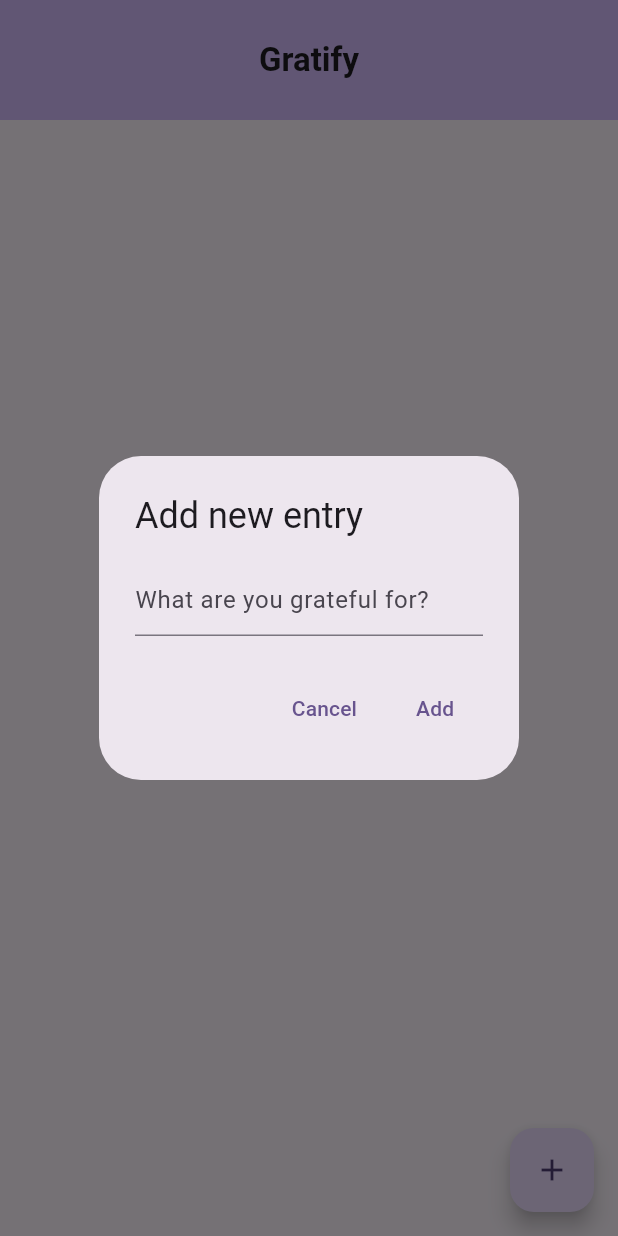
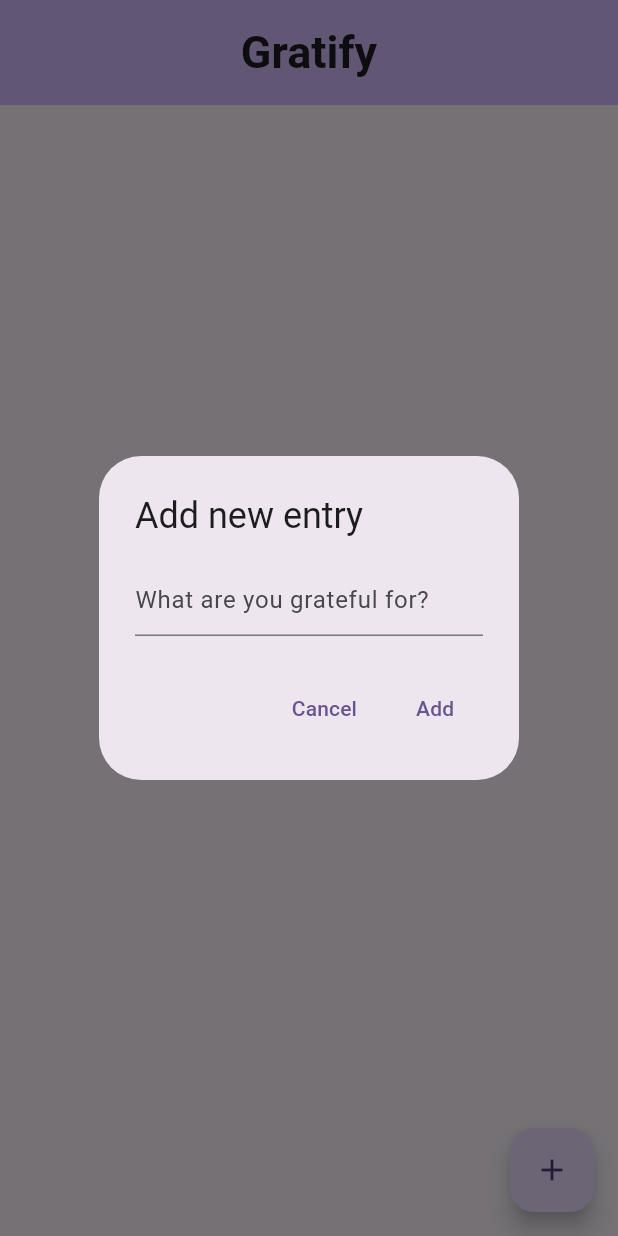
Before and after one commit to kushagra-xo/gratitude, a Flutter app: the screen it shows after launch, after a tap on the "add" icon, on a phone screen of 412 x 824 dp. Run offline on Flutter 3.47's test engine with Material 3 defaults, Android fonts, the phone set to English and light mode, and no system bars; drawn by our look-alikes of dynamic_color.

Commit message:
feat:(larsseit font)

```diff
--- a/lib/main.dart
+++ b/lib/main.dart
@@ -31,6 +31,7 @@ class MyApp extends StatelessWidget {
           darkTheme: ThemeData(
             colorScheme: darkScheme,
             useMaterial3: true,
+            fontFamily: 'Larsseit',
           ),
           themeMode: ThemeMode.system,
           home: const MyHomePage(title: 'Gratify'),
@@ -65,7 +66,7 @@ class MyHomePage extends StatefulWidget {
 }
 
 class _MyHomePageState extends State<MyHomePage> {
-  List<String> _entries = []; // this is a list of entries
+  final List<String> _entries = []; // this is a list of entries
   void _showAddEntryDialog(){ // this function handles the clicking of FAB(floating action button)
     /*
     A text editing controller object is your way to interact with the user input.
@@ -73,7 +74,7 @@ class _MyHomePageState extends State<MyHomePage> {
      */
     final TextEditingController controller = TextEditingController();
     showDialog(
-      context: context, // context is morever like, where and with what tools am i supposed to build this widget
+      context: context, // context is moreover like, where and with what tools am i supposed to build this widget
       builder: (BuildContext context){ // builder is like the recipe of construction
         return AlertDialog(
            title: Text("Add new entry"),
@@ -103,9 +104,9 @@ class _MyHomePageState extends State<MyHomePage> {
     return Scaffold( // provides basic structure for the screen
       appBar: AppBar(
         backgroundColor: Theme.of(context).colorScheme.inversePrimary,
-        title: Text(widget.title, style: TextStyle(fontWeight: FontWeight.bold),),
+        title: Text(widget.title, style: TextStyle(fontWeight: FontWeight.bold, fontSize: 30),),
         centerTitle: true,
-        toolbarHeight: 80,
+        toolbarHeight: 70,
       ),
       floatingActionButton:FloatingActionButton(
         onPressed: _showAddEntryDialog,
--- a/pubspec.yaml
+++ b/pubspec.yaml
@@ -88,3 +88,7 @@ flutter:
   #
   # For details regarding fonts from package dependencies,
   # see https://flutter.dev/to/font-from-package
+  fonts:
+    - family: Larsseit
+      fonts:
+        - asset: assets/fonts/LarsseitMedium.otf
```
Also changed, not shown: assets/fonts/LarsseitMedium.otf (added).
